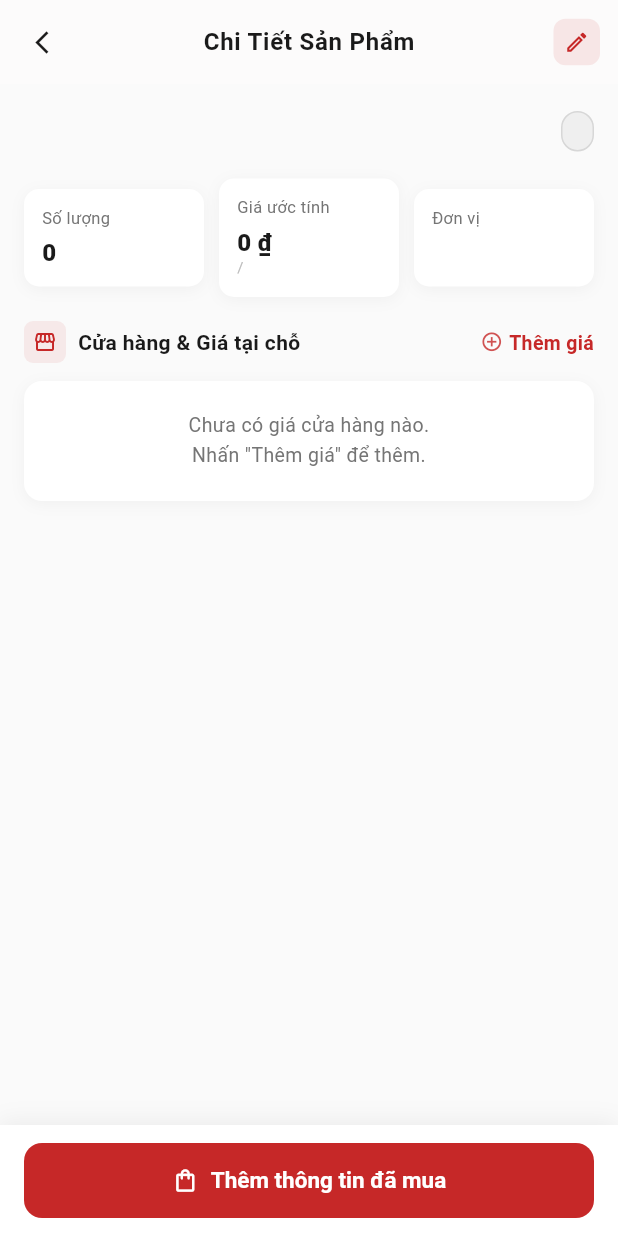
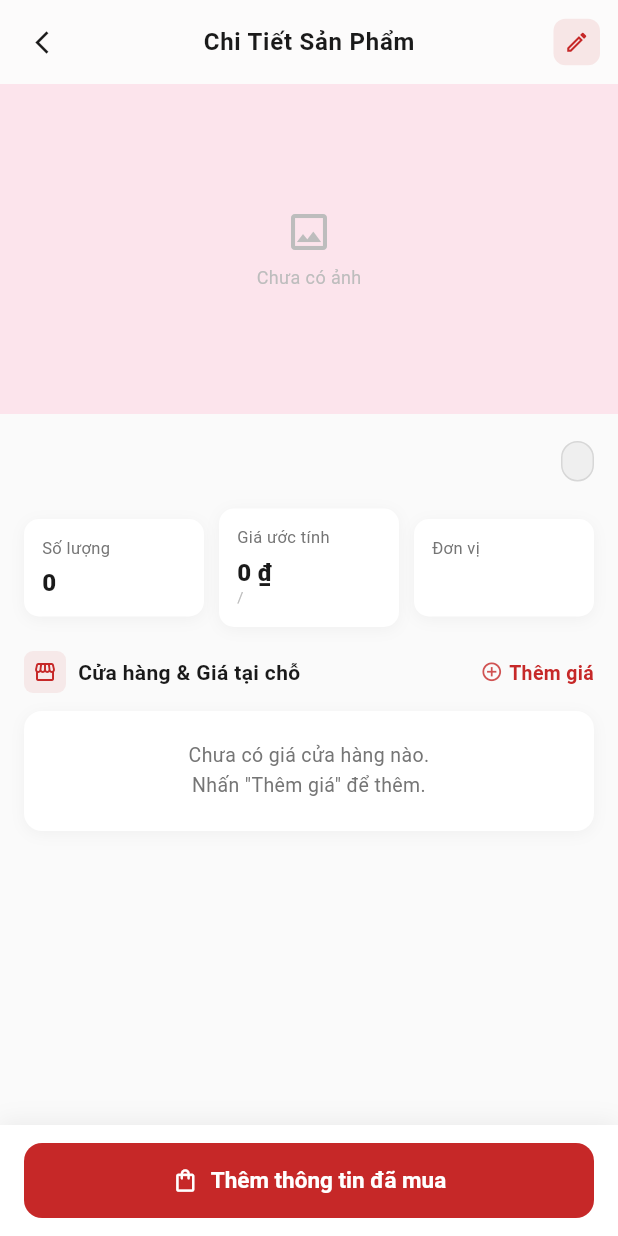
Before and after one commit to nvtai24/dichotet, a Flutter app: the ItemDetailScreen screen opened directly with empty values, on a phone screen of 412 x 824 dp. Run offline on Flutter 3.47's test engine with Material 3 defaults, Android fonts, the phone set to English and light mode, and no system bars; our stand-ins replace flutter_dotenv, google_sign_in, hive_flutter, image_picker, supabase_flutter; accounts and stored records are empty.

Commit message:
feat: display item image on screens

```diff
--- a/lib/views/shopping_list/item_detail_screen.dart
+++ b/lib/views/shopping_list/item_detail_screen.dart
@@ -2,6 +2,7 @@ import 'package:flutter/material.dart';
 import 'package:flutter/services.dart';
 import 'package:provider/provider.dart';
 import '../../core/constants/app_colors.dart';
+import '../../core/widgets/app_network_image.dart';
 import '../../models/shopping_models.dart';
 import '../../viewmodels/shopping/shopping_list_viewmodel.dart';
 import 'edit_item_screen.dart';
@@ -100,6 +101,14 @@ class _ItemDetailScreenState extends State<ItemDetailScreen> {
         child: Column(
           crossAxisAlignment: CrossAxisAlignment.start,
           children: [
+            // Ảnh sản phẩm
+            AppNetworkImage(
+              url: _item.imageUrl,
+              width: double.infinity,
+              height: 220,
+              fit: BoxFit.cover,
+            ),
+
             Padding(
               padding: const EdgeInsets.all(16),
               child: Column(
```
Also changed, not shown: lib/views/home/dashboard_screen.dart (+7 -7 lines), lib/views/shopping_list/shopping_list_screen.dart (+11 -0 lines).
